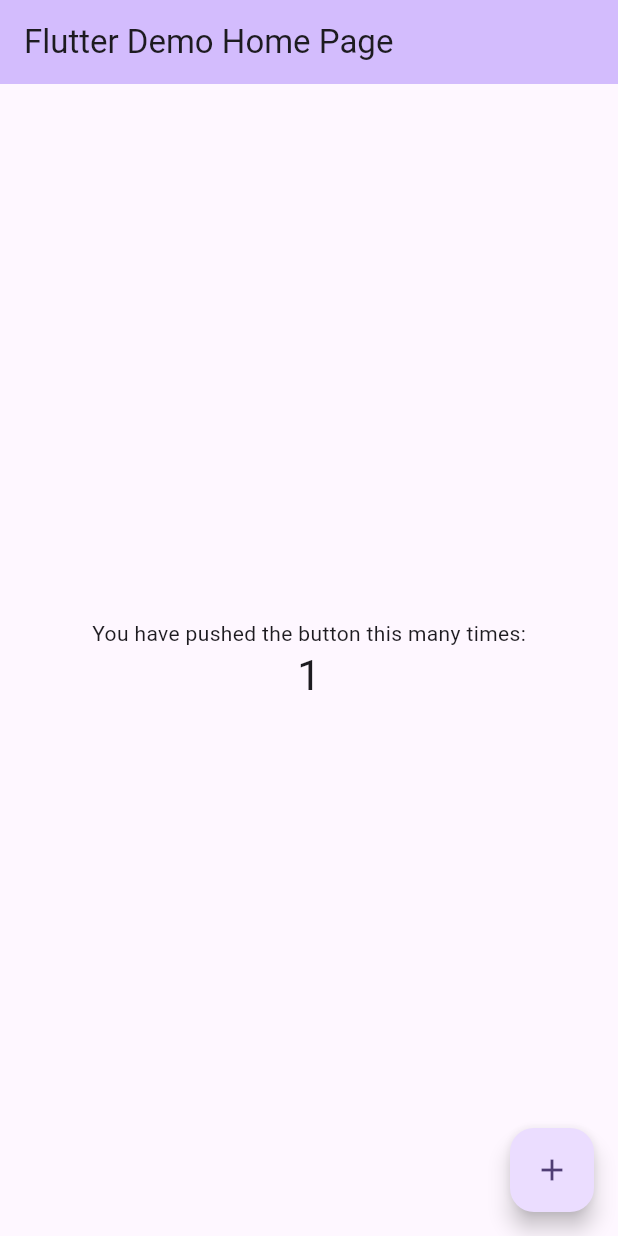
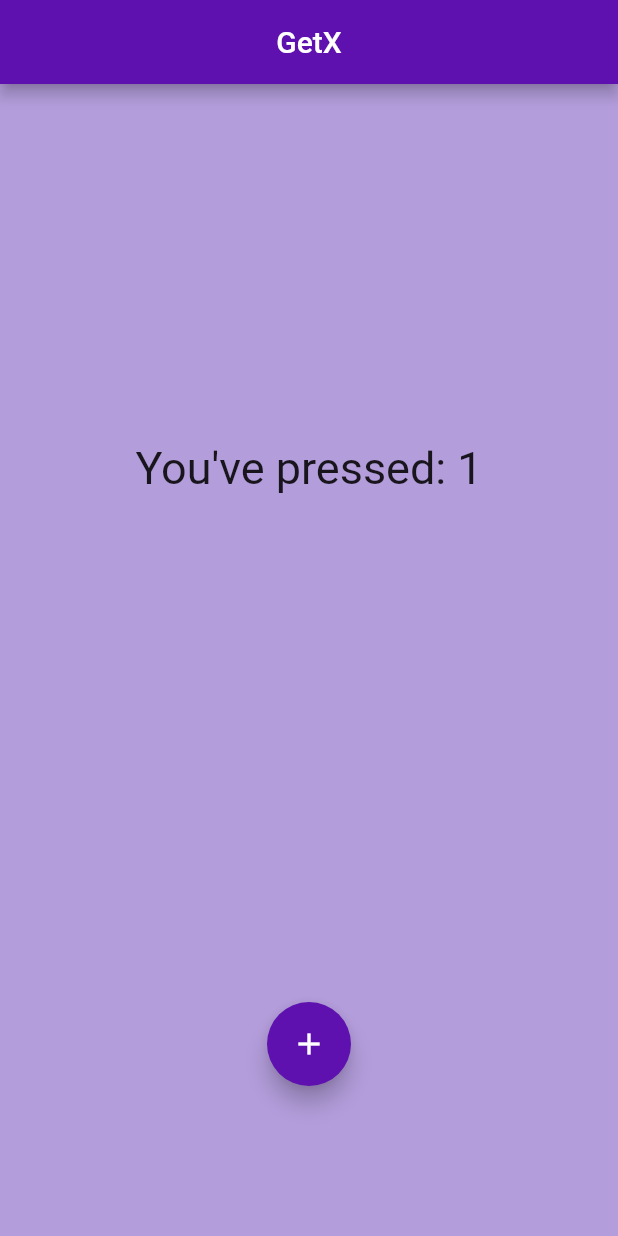
Before and after one commit to sharjeelmazhar/GetX, a Flutter app: the screen it shows after launch, after a tap on the "add" icon, on a phone screen of 412 x 824 dp. Run offline on Flutter 3.47's test engine with Material 2 defaults, Android fonts, the phone set to English and light mode, and no system bars; our stand-ins replace get, logger.

Commit message:
Converted default stateful counter app to stateless using GetX (Obx & GetX)

```diff
--- a/lib/main.dart
+++ b/lib/main.dart
@@ -1,4 +1,6 @@
+import 'package:default_stateful_counter_app_to_stateless_using_getx/views/home_page.dart';
 import 'package:flutter/material.dart';
+import 'package:get/get.dart';
 
 void main() {
   runApp(const MyApp());
@@ -10,116 +12,8 @@ class MyApp extends StatelessWidget {
   // This widget is the root of your application.
   @override
   Widget build(BuildContext context) {
-    return MaterialApp(
-      title: 'Flutter Demo',
-      theme: ThemeData(
-        // This is the theme of your application.
-        //
-        // TRY THIS: Try running your application with "flutter run". You'll see
-        // the application has a blue toolbar. Then, without quitting the app,
-        // try changing the seedColor in the colorScheme below to Colors.green
-        // and then invoke "hot reload" (save your changes or press the "hot
-        // reload" button in a Flutter-supported IDE, or press "r" if you used
-        // the command line to start the app).
-        //
-        // Notice that the counter didn't reset back to zero; the application
-        // state is not lost during the reload. To reset the state, use hot
-        // restart instead.
-        //
-        // This works for code too, not just values: Most code changes can be
-        // tested with just a hot reload.
-        colorScheme: ColorScheme.fromSeed(seedColor: Colors.deepPurple),
-        useMaterial3: true,
-      ),
-      home: const MyHomePage(title: 'Flutter Demo Home Page'),
+    return GetMaterialApp(
+      home: HomePage(),
     );
   }
 }
-
-class MyHomePage extends StatefulWidget {
-  const MyHomePage({super.key, required this.title});
-
-  // This widget is the home page of your application. It is stateful, meaning
-  // that it has a State object (defined below) that contains fields that affect
-  // how it looks.
-
-  // This class is the configuration for the state. It holds the values (in this
-  // case the title) provided by the parent (in this case the App widget) and
-  // used by the build method of the State. Fields in a Widget subclass are
-  // always marked "final".
-
-  final String title;
-
-  @override
-  State<MyHomePage> createState() => _MyHomePageState();
-}
-
-class _MyHomePageState extends State<MyHomePage> {
-  int _counter = 0;
-
-  void _incrementCounter() {
-    setState(() {
-      // This call to setState tells the Flutter framework that something has
-      // changed in this State, which causes it to rerun the build method below
-      // so that the display can reflect the updated values. If we changed
-      // _counter without calling setState(), then the build method would not be
-      // called again, and so nothing would appear to happen.
-      _counter++;
-    });
-  }
-
-  @override
-  Widget build(BuildContext context) {
-    // This method is rerun every time setState is called, for instance as done
-    // by the _incrementCounter method above.
-    //
-    // The Flutter framework has been optimized to make rerunning build methods
-    // fast, so that you can just rebuild anything that needs updating rather
-    // than having to individually change instances of widgets.
-    return Scaffold(
-      appBar: AppBar(
-        // TRY THIS: Try changing the color here to a specific color (to
-        // Colors.amber, perhaps?) and trigger a hot reload to see the AppBar
-        // change color while the other colors stay the same.
-        backgroundColor: Theme.of(context).colorScheme.inversePrimary,
-        // Here we take the value from the MyHomePage object that was created by
-        // the App.build method, and use it to set our appbar title.
-        title: Text(widget.title),
-      ),
-      body: Center(
-        // Center is a layout widget. It takes a single child and positions it
-        // in the middle of the parent.
-        child: Column(
-          // Column is also a layout widget. It takes a list of children and
-          // arranges them vertically. By default, it sizes itself to fit its
-          // children horizontally, and tries to be as tall as its parent.
-          //
-          // Column has various properties to control how it sizes itself and
-          // how it positions its children. Here we use mainAxisAlignment to
-          // center the children vertically; the main axis here is the vertical
-          // axis because Columns are vertical (the cross axis would be
-          // horizontal).
-          //
-          // TRY THIS: Invoke "debug painting" (choose the "Toggle Debug Paint"
-          // action in the IDE, or press "p" in the console), to see the
-          // wireframe for each widget.
-          mainAxisAlignment: MainAxisAlignment.center,
-          children: <Widget>[
-            const Text(
-              'You have pushed the button this many times:',
-            ),
-            Text(
-              '$_counter',
-              style: Theme.of(context).textTheme.headlineMedium,
-            ),
-          ],
-        ),
-      ),
-      floatingActionButton: FloatingActionButton(
-        onPressed: _incrementCounter,
-        tooltip: 'Increment',
-        child: const Icon(Icons.add),
-      ), // This trailing comma makes auto-formatting nicer for build methods.
-    );
-  }
-}
--- /dev/null
+++ b/lib/models/home_page_controller.dart
@@ -0,0 +1,25 @@
+import 'package:get/get.dart';
+import 'package:logger/logger.dart';
+
+class HomePageController extends GetxController {
+  final logger = Logger(
+    printer: PrettyPrinter(
+        methodCount: 2, // Number of method calls to be displayed
+        errorMethodCount: 8, // Number of method calls if stacktrace is provided
+        lineLength: 120, // Width of the output
+        colors: true, // Colorful log messages
+        printEmojis: true, // Print an emoji for each log message
+        printTime: false // Should each log print contain a timestamp
+        ),
+  );
+  RxInt _counter = 0.obs;
+
+  void intrement() {
+    _counter++;
+    logger.d('Counter incremented to: $_counter');
+  }
+
+  int getCounter() {
+    return _counter.toInt();
+  }
+}
--- /dev/null
+++ b/lib/views/home_page.dart
@@ -0,0 +1,65 @@
+import 'package:default_stateful_counter_app_to_stateless_using_getx/models/home_page_controller.dart';
+import 'package:flutter/material.dart';
+import 'package:get/get.dart';
+
+class HomePage extends StatelessWidget {
+  HomePage({super.key});
+  final HomePageController homePageController = Get.put(HomePageController());
+
+  @override
+  Widget build(BuildContext context) {
+    return Scaffold(
+      backgroundColor: Colors.deepPurple.shade200,
+      appBar: AppBar(
+        backgroundColor: const Color.fromARGB(255, 94, 17, 174),
+        title: const Center(
+          child: Text('GetX'),
+        ),
+      ),
+      body: Center(
+        child: Column(
+          mainAxisAlignment: MainAxisAlignment.center,
+          // mainAxisAlignment: MainAxisAlignment.spaceBetween,
+          children: [
+            Expanded(
+              flex: 2,
+              // ! There are there way which you can use
+              // ! 1) Obx, 2) Getx, 3) GetBuilder (with this your variable shouldn't be observable, i.e obs)
+
+              child: Obx(
+                () => Center(
+                  child: Text(
+                    'You\'ve pressed: ${homePageController.getCounter().toString()}',
+                    style: const TextStyle(
+                      fontSize: 30,
+                    ),
+                  ),
+                ),
+              ),
+
+              // child: GetX<HomePageController>(
+              //   builder: (controller) {
+              //     return Center(
+              //       child: Text(
+              //           'You\'ve pressed: ${controller.getCounter().toString()}',
+              //           style: const TextStyle(
+              //             fontSize: 30,
+              //           )),
+              //     );
+              //   },
+              // ),
+            ),
+            Expanded(
+              child: FloatingActionButton(
+                backgroundColor: const Color.fromARGB(255, 94, 17, 174),
+                onPressed: () => homePageController.intrement(),
+                tooltip: 'Increment',
+                child: const Icon(Icons.add),
+              ),
+            ),
+          ],
+        ),
+      ),
+    );
+  }
+}
```
Also changed, not shown: pubspec.yaml (+4 -17 lines), pubspec.lock, 1 other file.
